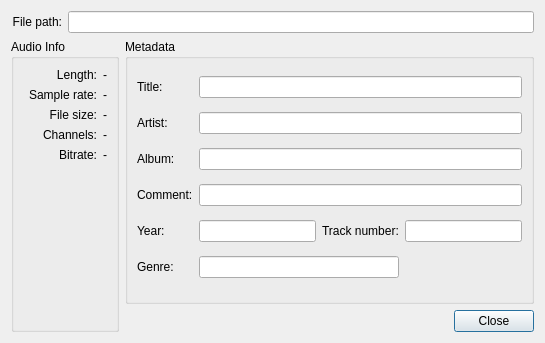
Before: the Qt Designer form src/plugins/Input/ffmpeg/detailsdialog.ui in ksv1986/qmmp-staging, drawn with Qt 5.
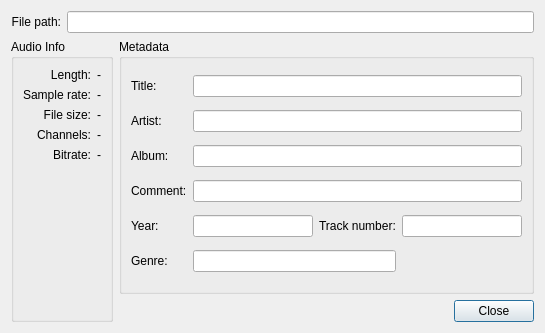
After: the same form once the commit is applied.

Commit message: cue plugin: added Russian translation; ffmepg plugin: fixed widgets layout

Patch:
```diff
--- a/src/plugins/Input/ffmpeg/detailsdialog.ui
+++ b/src/plugins/Input/ffmpeg/detailsdialog.ui
@@ -6,13 +6,13 @@
     <x>0</x>
     <y>0</y>
     <width>545</width>
-    <height>343</height>
+    <height>333</height>
    </rect>
   </property>
   <property name="windowTitle" >
    <string>Details</string>
   </property>
-  <layout class="QGridLayout" >
+  <layout class="QGridLayout" name="gridLayout_2" >
    <item row="0" column="0" >
     <widget class="QLabel" name="label_28" >
      <property name="text" >
@@ -41,40 +41,41 @@
      <property name="title" >
       <string>Audio Info</string>
      </property>
-     <layout class="QGridLayout" >
-      <property name="margin" >
-       <number>9</number>
-      </property>
-      <property name="spacing" >
-       <number>6</number>
-      </property>
-      <item row="4" column="1" >
-       <widget class="QLabel" name="bitrateLabel" >
+     <layout class="QGridLayout" name="gridLayout" >
+      <item row="0" column="0" >
+       <widget class="QLabel" name="label" >
         <property name="text" >
-         <string>-</string>
+         <string>Length:</string>
         </property>
+        <property name="alignment" >
+         <set>Qt::AlignRight|Qt::AlignTrailing|Qt::AlignVCenter</set>
+        </property>
        </widget>
       </item>
-      <item row="3" column="1" >
-       <widget class="QLabel" name="channelsLabel" >
-        <property name="layoutDirection" >
-         <enum>Qt::LeftToRight</enum>
-        </property>
+      <item row="0" column="1" >
+       <widget class="QLabel" name="lengthLabel" >
         <property name="text" >
          <string>-</string>
         </property>
        </widget>
       </item>
-      <item row="4" column="0" >
-       <widget class="QLabel" name="label_2" >
+      <item row="1" column="0" >
+       <widget class="QLabel" name="label_3" >
         <property name="text" >
-         <string>Bitrate:</string>
+         <string>Sample rate:</string>
         </property>
         <property name="alignment" >
          <set>Qt::AlignRight|Qt::AlignTrailing|Qt::AlignVCenter</set>
         </property>
        </widget>
       </item>
+      <item row="1" column="1" >
+       <widget class="QLabel" name="sampleRateLabel" >
+        <property name="text" >
+         <string>-</string>
+        </property>
+       </widget>
+      </item>
       <item row="2" column="0" >
        <widget class="QLabel" name="label_5" >
         <property name="text" >
@@ -85,6 +86,13 @@
         </property>
        </widget>
       </item>
+      <item row="2" column="1" >
+       <widget class="QLabel" name="fileSizeLabel" >
+        <property name="text" >
+         <string>-</string>
+        </property>
+       </widget>
+      </item>
       <item row="3" column="0" >
        <widget class="QLabel" name="label_10" >
         <property name="layoutDirection" >
@@ -101,56 +109,42 @@
         </property>
        </widget>
       </item>
-      <item row="1" column="1" >
-       <widget class="QLabel" name="sampleRateLabel" >
-        <property name="text" >
-         <string>-</string>
+      <item row="3" column="1" >
+       <widget class="QLabel" name="channelsLabel" >
+        <property name="layoutDirection" >
+         <enum>Qt::LeftToRight</enum>
         </property>
-       </widget>
-      </item>
-      <item row="1" column="0" >
-       <widget class="QLabel" name="label_3" >
         <property name="text" >
-         <string>Sample rate:</string>
-        </property>
-        <property name="alignment" >
-         <set>Qt::AlignRight|Qt::AlignTrailing|Qt::AlignVCenter</set>
-        </property>
-       </widget>
-      </item>
-      <item row="0" column="1" >
-       <widget class="QLabel" name="lengthLabel" >
-        <property name="text" >
          <string>-</string>
         </property>
        </widget>
       </item>
-      <item row="0" column="0" >
-       <widget class="QLabel" name="label" >
+      <item row="4" column="0" >
+       <widget class="QLabel" name="label_2" >
         <property name="text" >
-         <string>Length:</string>
+         <string>Bitrate:</string>
         </property>
         <property name="alignment" >
          <set>Qt::AlignRight|Qt::AlignTrailing|Qt::AlignVCenter</set>
         </property>
        </widget>
       </item>
-      <item row="2" column="1" >
-       <widget class="QLabel" name="fileSizeLabel" >
+      <item row="4" column="1" >
+       <widget class="QLabel" name="bitrateLabel" >
         <property name="text" >
          <string>-</string>
         </property>
        </widget>
       </item>
       <item row="5" column="0" >
-       <spacer>
+       <spacer name="verticalSpacer" >
         <property name="orientation" >
          <enum>Qt::Vertical</enum>
         </property>
         <property name="sizeHint" stdset="0" >
          <size>
-          <width>74</width>
-          <height>151</height>
+          <width>20</width>
+          <height>133</height>
          </size>
         </property>
        </spacer>
@@ -169,7 +163,7 @@
      <property name="title" >
       <string>Metadata</string>
      </property>
-     <layout class="QGridLayout" name="gridLayout" >
+     <layout class="QGridLayout" name="gridLayout_3" >
       <item row="0" column="0" >
        <widget class="QLabel" name="label_21" >
         <property name="text" >
@@ -265,13 +259,13 @@
     </widget>
    </item>
    <item row="2" column="2" >
-    <spacer>
+    <spacer name="horizontalSpacer" >
      <property name="orientation" >
       <enum>Qt::Horizontal</enum>
      </property>
      <property name="sizeHint" stdset="0" >
       <size>
-       <width>111</width>
+       <width>365</width>
        <height>20</height>
       </size>
      </property>
```
The commit also changes 9 other files.
